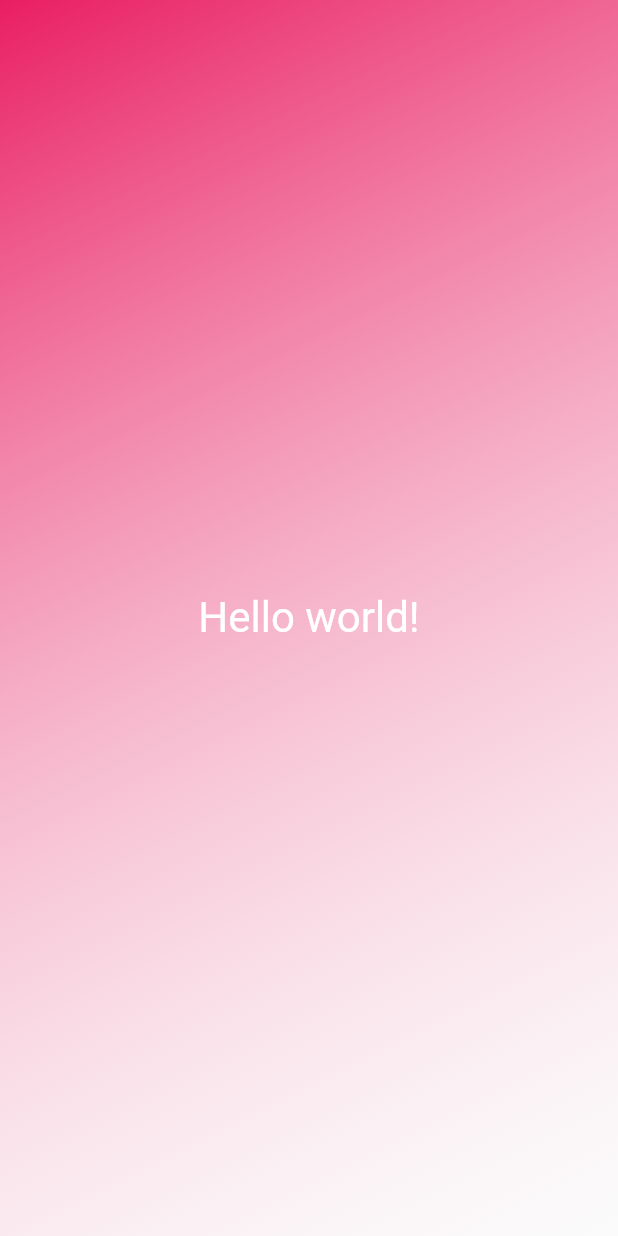
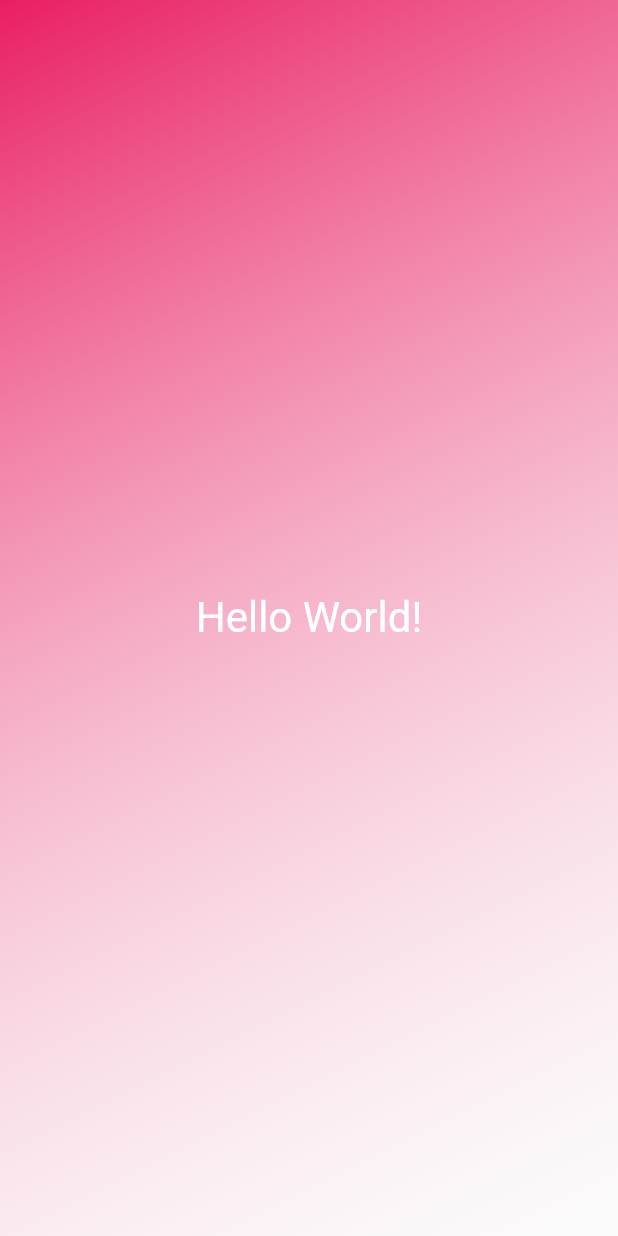
Before and after one commit to agnieszkastanczuk/roll-dice-app, a Flutter app: the screen it shows after launch, on a phone screen of 412 x 824 dp. Run offline on Flutter 3.47's test engine with Material 2 defaults, Android fonts, the phone set to English and light mode, and no system bars.

Commit message:
refactor: reusable text widget

```diff
--- a/lib/gradient_container.dart
+++ b/lib/gradient_container.dart
@@ -21,7 +21,7 @@ class GradientContainer extends StatelessWidget {
         ),
       ),
       child: const Center(
-        child: StyledText(),
+        child: StyledText('Hello World!'),
       ),
     );
   }
--- a/lib/styled_text.dart
+++ b/lib/styled_text.dart
@@ -1,14 +1,18 @@
 import 'package:flutter/material.dart';
 
 class StyledText extends StatelessWidget {
-  const StyledText({super.key});
+  const StyledText(this.text, {super.key});
+
+  final String text;
 
   @override
   Widget build(context) {
-    return const Text('Hello world!',
-        style: TextStyle(
-          color: Colors.white,
-          fontSize: 28.0,
-        ));
+    return Text(
+      text,
+      style: const TextStyle(
+        color: Colors.white,
+        fontSize: 28.0,
+      ),
+    );
   }
 }
```
